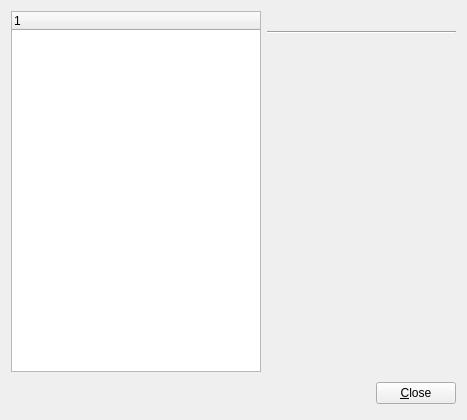
First picture: the form in ui/preferencesdialog.ui, repository apavelm/stildcpp, before the edit.
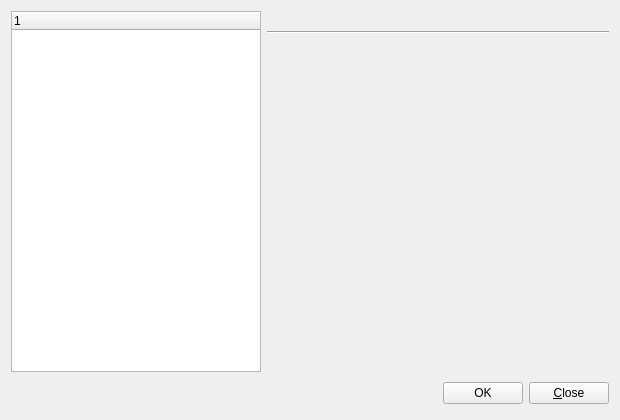
Second picture: the form after the edit.

```diff
--- a/ui/preferencesdialog.ui
+++ b/ui/preferencesdialog.ui
@@ -5,7 +5,7 @@
    <rect>
     <x>0</x>
     <y>0</y>
-    <width>467</width>
+    <width>620</width>
     <height>420</height>
    </rect>
   </property>
@@ -102,7 +102,7 @@
             <enum>QFrame::Plain</enum>
            </property>
            <property name="currentIndex" >
-            <number>2</number>
+            <number>6</number>
            </property>
            <widget class="QWidget" name="LookNFeelPage" >
             <widget class="QCheckBox" name="chkHiddenStart" >
@@ -127,6 +127,10 @@
            </widget>
            <widget class="QWidget" name="page" />
            <widget class="QWidget" name="page_2" />
+           <widget class="QWidget" name="page_3" />
+           <widget class="QWidget" name="page_4" />
+           <widget class="QWidget" name="page_5" />
+           <widget class="QWidget" name="page_6" />
           </widget>
          </item>
         </layout>
@@ -165,6 +169,13 @@
        </property>
       </spacer>
      </item>
+     <item>
+      <widget class="QPushButton" name="okBtn" >
+       <property name="text" >
+        <string>OK</string>
+       </property>
+      </widget>
+     </item>
      <item>
       <widget class="QPushButton" name="closeButton" >
        <property name="text" >
```
Left out of the diff: 38 changed lines with no effect on the pictures.
